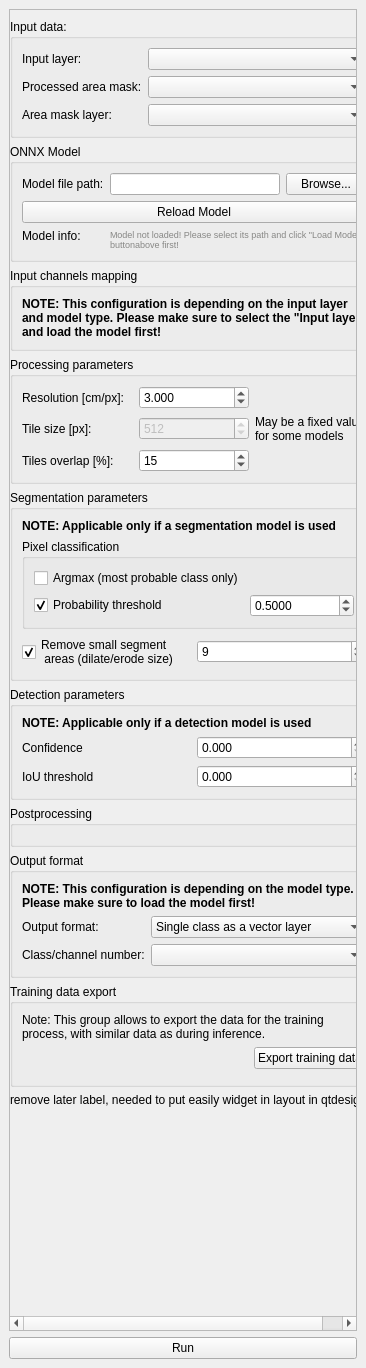
PUTvision/qgis-plugin-deepness, file plugin/deep_segmentation_framework/deep_segmentation_framework_dockwidget_base.ui: the form before one commit.
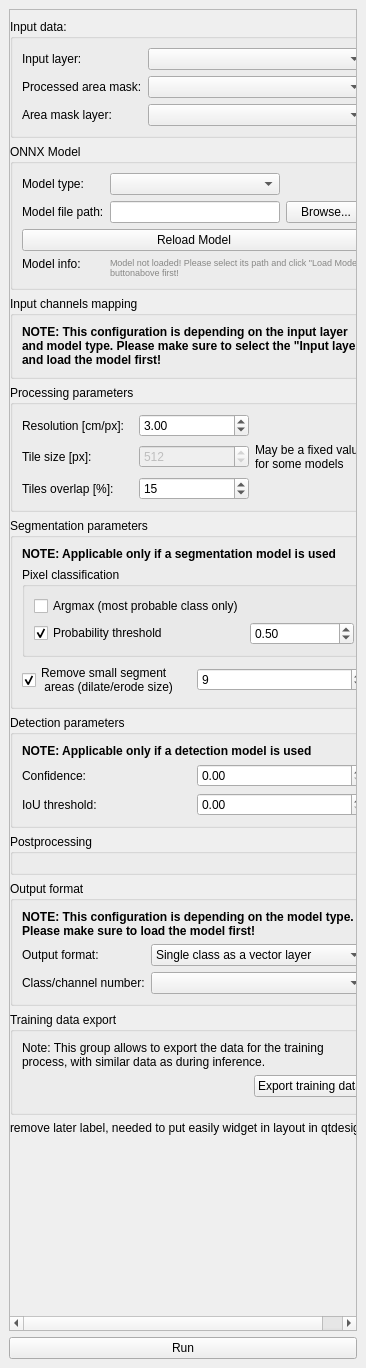
The form after the commit. Custom widgets are drawn as their Qt base class.

Commit message: Refactorization to split segmentation/classification processing

Diff of the .ui file:
```diff
--- a/plugin/deep_segmentation_framework/deep_segmentation_framework_dockwidget_base.ui
+++ b/plugin/deep_segmentation_framework/deep_segmentation_framework_dockwidget_base.ui
@@ -25,8 +25,8 @@
         <rect>
          <x>0</x>
          <y>0</y>
-         <width>393</width>
-         <height>1282</height>
+         <width>350</width>
+         <height>1308</height>
         </rect>
        </property>
        <layout class="QVBoxLayout" name="verticalLayout_3">
@@ -96,14 +96,7 @@
            <string>ONNX Model</string>
           </property>
           <layout class="QGridLayout" name="gridLayout_7">
-           <item row="0" column="0">
-            <widget class="QLabel" name="label_4">
-             <property name="text">
-              <string>Model file path:</string>
-             </property>
-            </widget>
-           </item>
-           <item row="0" column="2">
+           <item row="1" column="2">
             <widget class="QPushButton" name="pushButton_browseModelPath">
              <property name="enabled">
               <bool>true</bool>
@@ -113,28 +106,14 @@
              </property>
             </widget>
            </item>
-           <item row="2" column="0">
+           <item row="3" column="0">
             <widget class="QLabel" name="label_3">
              <property name="text">
               <string>Model info:</string>
              </property>
             </widget>
            </item>
-           <item row="0" column="1">
-            <widget class="QLineEdit" name="lineEdit_modelPath">
-             <property name="enabled">
-              <bool>true</bool>
-             </property>
-            </widget>
-           </item>
-           <item row="1" column="0" colspan="3">
-            <widget class="QPushButton" name="pushButton_reloadModel">
-             <property name="text">
-              <string>Reload Model</string>
-             </property>
-            </widget>
-           </item>
-           <item row="2" column="1" rowspan="2" colspan="2">
+           <item row="3" column="1" rowspan="2" colspan="2">
             <widget class="QLabel" name="label_modelInfo">
              <property name="font">
               <font>
@@ -152,6 +131,37 @@
              </property>
             </widget>
            </item>
+           <item row="1" column="1">
+            <widget class="QLineEdit" name="lineEdit_modelPath">
+             <property name="enabled">
+              <bool>true</bool>
+             </property>
+            </widget>
+           </item>
+           <item row="2" column="0" colspan="3">
+            <widget class="QPushButton" name="pushButton_reloadModel">
+             <property name="text">
+              <string>Reload Model</string>
+             </property>
+            </widget>
+           </item>
+           <item row="1" column="0">
+            <widget class="QLabel" name="label_4">
+             <property name="text">
+              <string>Model file path:</string>
+             </property>
+            </widget>
+           </item>
+           <item row="0" column="0">
+            <widget class="QLabel" name="label_5">
+             <property name="text">
+              <string>Model type:</string>
+             </property>
+            </widget>
+           </item>
+           <item row="0" column="1">
+            <widget class="QComboBox" name="comboBox_modelType"/>
+           </item>
           </layout>
          </widget>
         </item>
@@ -211,10 +221,10 @@
            <item row="0" column="1">
             <widget class="QDoubleSpinBox" name="doubleSpinBox_resolution_cm_px">
              <property name="decimals">
-              <number>3</number>
+              <number>2</number>
              </property>
              <property name="minimum">
-              <double>0.001000000000000</double>
+              <double>0.000000000000000</double>
              </property>
              <property name="maximum">
               <double>999999.000000000000000</double>
@@ -324,7 +334,7 @@
               <item row="1" column="1">
                <widget class="QDoubleSpinBox" name="doubleSpinBox_probabilityThreshold">
                 <property name="decimals">
-                 <number>4</number>
+                 <number>2</number>
                 </property>
                 <property name="maximum">
                  <double>1.000000000000000</double>
@@ -366,14 +376,14 @@
            <item row="3" column="0">
             <widget class="QLabel" name="label_22">
              <property name="text">
-              <string>IoU threshold</string>
+              <string>IoU threshold:</string>
              </property>
             </widget>
            </item>
            <item row="3" column="1">
             <widget class="QDoubleSpinBox" name="doubleSpinBox_2">
              <property name="decimals">
-              <number>3</number>
+              <number>2</number>
              </property>
              <property name="maximum">
               <double>1.000000000000000</double>
@@ -383,7 +393,7 @@
            <item row="1" column="0">
             <widget class="QLabel" name="label_21">
              <property name="text">
-              <string>Confidence</string>
+              <string>Confidence:</string>
              </property>
             </widget>
            </item>
@@ -403,7 +413,7 @@
            <item row="1" column="1">
             <widget class="QDoubleSpinBox" name="doubleSpinBox">
              <property name="decimals">
-              <number>3</number>
+              <number>2</number>
              </property>
              <property name="maximum">
               <double>1.000000000000000</double>
```
Left out of the diff: 13 changed lines with no effect on the pictures. The commit also changes 10 other files.
